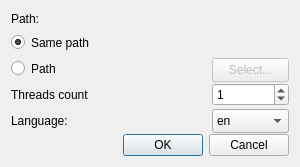
aka-mccloud/amulet, file AmuletGUI/properties_dialog.ui: the form before one commit.
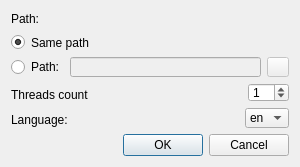
The form after the commit. Icons and pictures are not drawn.

What changed in the file:
```diff
--- a/AmuletGUI/properties_dialog.ui
+++ b/AmuletGUI/properties_dialog.ui
@@ -21,8 +21,21 @@
   </property>
   <layout class="QVBoxLayout" name="verticalLayout">
    <item>
-    <layout class="QGridLayout" name="gridLayout" columnstretch="1,0">
-     <item row="2" column="0">
+    <layout class="QVBoxLayout" name="verticalLayout_2">
+     <item>
+      <widget class="QLabel" name="pathLabel">
+       <property name="minimumSize">
+        <size>
+         <width>209</width>
+         <height>15</height>
+        </size>
+       </property>
+       <property name="text">
+        <string>Path:</string>
+       </property>
+      </widget>
+     </item>
+     <item>
       <widget class="QRadioButton" name="samePathRadioButton">
        <property name="minimumSize">
         <size>
@@ -38,62 +51,52 @@
        </property>
       </widget>
      </item>
-     <item row="3" column="0">
+     <item>
+      <layout class="QHBoxLayout" name="horizontalLayout">
+       <item>
       <widget class="QRadioButton" name="pathRadioButton">
-       <property name="minimumSize">
-        <size>
-         <width>209</width>
-         <height>21</height>
-        </size>
-       </property>
-       <property name="text">
-        <string>Path</string>
-       </property>
-      </widget>
-     </item>
-     <item row="1" column="0">
-      <widget class="QLabel" name="pathLabel">
-       <property name="minimumSize">
-        <size>
-         <width>209</width>
-         <height>15</height>
-        </size>
-       </property>
        <property name="text">
         <string>Path:</string>
        </property>
       </widget>
      </item>
-     <item row="6" column="0">
-      <spacer name="verticalSpacer">
-       <property name="orientation">
-        <enum>Qt::Vertical</enum>
-       </property>
-       <property name="sizeHint" stdset="0">
-        <size>
-         <width>20</width>
-         <height>40</height>
-        </size>
-       </property>
-      </spacer>
-     </item>
-     <item row="3" column="1">
+       <item>
+        <widget class="QLineEdit" name="pathEdit">
+         <property name="enabled">
+          <bool>false</bool>
+         </property>
+         <property name="toolTip">
+          <string>&lt;html&gt;&lt;head/&gt;&lt;body&gt;&lt;p&gt;The follwing strings are wildcards, that will be replaced by the information in the meta data:&lt;/p&gt;%artist% - Artist&lt;br/&gt;%album% - Album&lt;br/&gt;%genre% - Genre&lt;br/&gt;%track% - Track number&lt;br/&gt;%title% - Title&lt;br/&gt;%year% - Year&lt;/body&gt;&lt;/html&gt;</string>
+         </property>
+        </widget>
+       </item>
+       <item>
       <widget class="QPushButton" name="selectButton">
        <property name="enabled">
         <bool>false</bool>
        </property>
-       <property name="minimumSize">
+         <property name="maximumSize">
         <size>
-         <width>77</width>
-         <height>24</height>
-        </size>
-       </property>
+           <width>22</width>
+           <height>22</height>
+          </size>
+         </property>
+         <property name="toolTip">
+          <string>&lt;html&gt;&lt;head/&gt;&lt;body&gt;&lt;p&gt;Choose directory&lt;/p&gt;&lt;/body&gt;&lt;/html&gt;</string>
+         </property>
        <property name="text">
-        <string>Select...</string>
+          <string/>
+         </property>
+         <property name="icon">
+          <iconset theme="folder"/>
        </property>
       </widget>
      </item>
-     <item row="4" column="0">
+      </layout>
+     </item>
+     <item>
+      <layout class="QHBoxLayout" name="horizontalLayout_2" stretch="1,0">
+       <item>
       <widget class="QLabel" name="threadsLabel">
        <property name="minimumSize">
         <size>
@@ -106,14 +109,8 @@
        </property>
       </widget>
      </item>
-     <item row="4" column="1">
+       <item>
       <widget class="QSpinBox" name="threadsBox">
-       <property name="minimumSize">
-        <size>
-         <width>77</width>
-         <height>23</height>
-        </size>
-       </property>
        <property name="maximum">
         <number>99</number>
        </property>
@@ -122,7 +119,11 @@
        </property>
       </widget>
      </item>
-     <item row="5" column="0">
+      </layout>
+     </item>
+     <item>
+      <layout class="QHBoxLayout" name="horizontalLayout_3" stretch="1,0">
+       <item>
       <widget class="QLabel" name="languageLabel">
        <property name="minimumSize">
         <size>
@@ -135,14 +136,8 @@
        </property>
       </widget>
      </item>
-     <item row="5" column="1">
+       <item>
       <widget class="QComboBox" name="languageBox">
-       <property name="minimumSize">
-        <size>
-         <width>77</width>
-         <height>24</height>
-        </size>
-       </property>
        <item>
         <property name="text">
          <string notr="true">en</string>
@@ -159,6 +154,21 @@
         </property>
        </item>
       </widget>
+       </item>
+      </layout>
+     </item>
+     <item>
+      <spacer name="verticalSpacer">
+       <property name="orientation">
+        <enum>Qt::Vertical</enum>
+       </property>
+       <property name="sizeHint" stdset="0">
+        <size>
+         <width>20</width>
+         <height>40</height>
+        </size>
+       </property>
+      </spacer>
      </item>
     </layout>
    </item>
```
Lines whose indentation alone changed are shown as unchanged.
